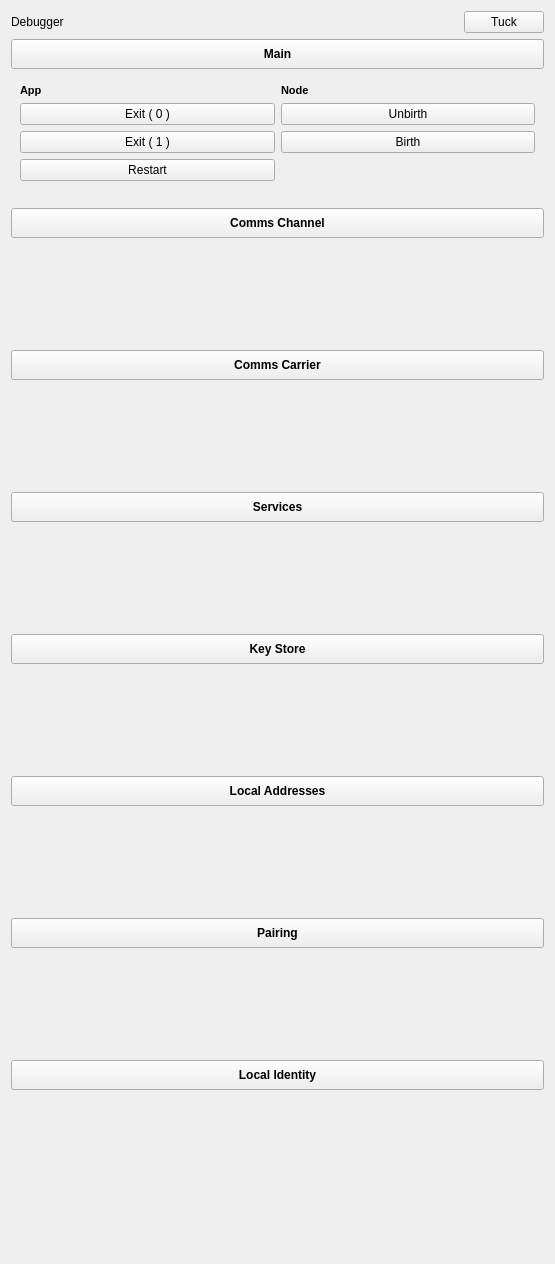
Old version of the form integration/v2/src/libs/libuptime/widgets/uptime/ui/DebuggerWidget.ui in the repository mrdeveloperdude/OctoMY.
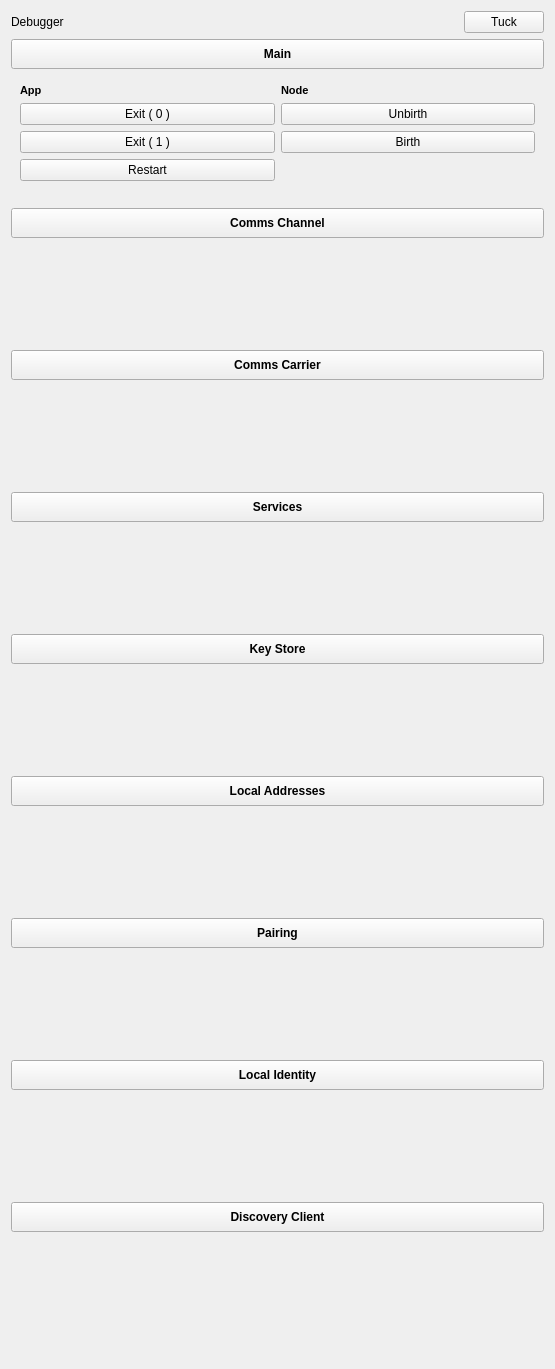
New version of the form. Custom widgets are drawn as their Qt base class.

Commit message: Added Discovery Client Debug Widget

```diff
--- a/integration/v2/src/libs/libuptime/widgets/uptime/ui/DebuggerWidget.ui
+++ b/integration/v2/src/libs/libuptime/widgets/uptime/ui/DebuggerWidget.ui
@@ -710,6 +710,63 @@
      </property>
     </widget>
    </item>
+   <item>
+    <widget class="QPushButton" name="pushButtonHeaderDiscoveryClient">
+     <property name="sizePolicy">
+      <sizepolicy hsizetype="Expanding" vsizetype="Minimum">
+       <horstretch>0</horstretch>
+       <verstretch>0</verstretch>
+      </sizepolicy>
+     </property>
+     <property name="minimumSize">
+      <size>
+       <width>0</width>
+       <height>30</height>
+      </size>
+     </property>
+     <property name="maximumSize">
+      <size>
+       <width>9999</width>
+       <height>30</height>
+      </size>
+     </property>
+     <property name="font">
+      <font>
+       <weight>75</weight>
+       <bold>true</bold>
+       <underline>false</underline>
+      </font>
+     </property>
+     <property name="toolTip">
+      <string>Toggle application options</string>
+     </property>
+     <property name="text">
+      <string>Discovery Client</string>
+     </property>
+     <property name="checkable">
+      <bool>true</bool>
+     </property>
+     <property name="flat">
+      <bool>false</bool>
+     </property>
+    </widget>
+   </item>
+   <item>
+    <widget class="DiscoveryClientDebugWidget" name="widgetHeaderDiscoveryClient" native="true">
+     <property name="sizePolicy">
+      <sizepolicy hsizetype="MinimumExpanding" vsizetype="MinimumExpanding">
+       <horstretch>0</horstretch>
+       <verstretch>0</verstretch>
+      </sizepolicy>
+     </property>
+     <property name="minimumSize">
+      <size>
+       <width>0</width>
+       <height>100</height>
+      </size>
+     </property>
+    </widget>
+   </item>
    <item>
     <spacer name="verticalSpacer">
      <property name="orientation">
@@ -783,6 +840,12 @@
    <header location="global">widgets/debug/CarrierDebugWidget.hpp</header>
    <container>1</container>
   </customwidget>
+  <customwidget>
+   <class>DiscoveryClientDebugWidget</class>
+   <extends>QWidget</extends>
+   <header location="global">widgets/debug/DiscoveryClientDebugWidget.hpp</header>
+   <container>1</container>
+  </customwidget>
  </customwidgets>
  <resources/>
  <connections/>
```
The commit also changes 3 other files.
